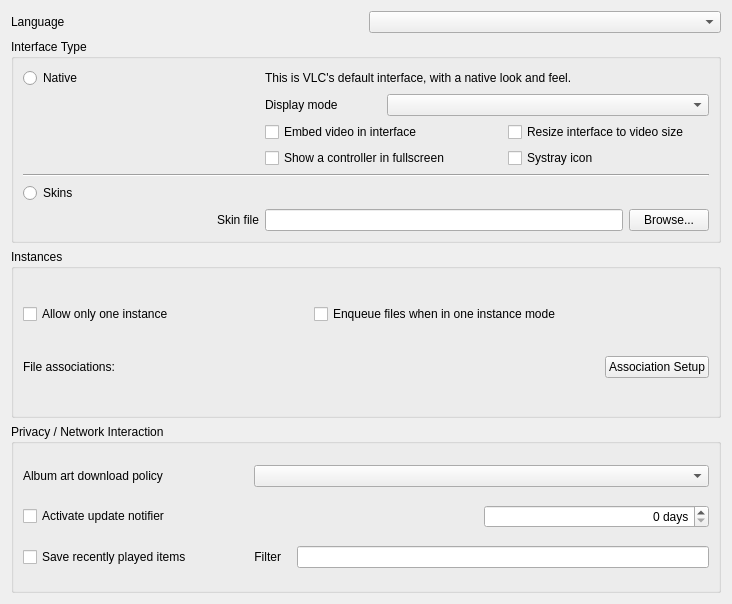
First picture: the form in modules/gui/qt4/ui/sprefs_interface.ui, repository omunroe-com/ubtvlc, before the edit.
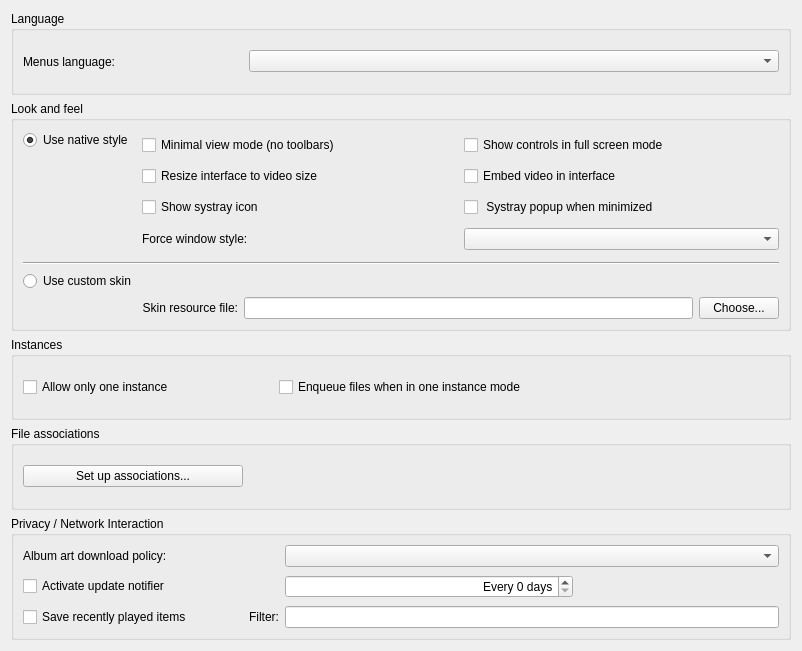
Second picture: the form after the edit. Custom widgets are drawn as their Qt base class.

What changed in the file:
```diff
--- a/modules/gui/qt4/ui/sprefs_interface.ui
+++ b/modules/gui/qt4/ui/sprefs_interface.ui
@@ -6,8 +6,8 @@
    <rect>
     <x>0</x>
     <y>0</y>
-    <width>732</width>
-    <height>604</height>
+    <width>802</width>
+    <height>651</height>
    </rect>
   </property>
   <property name="sizePolicy">
@@ -20,16 +20,6 @@
    <string>Form</string>
   </property>
   <layout class="QGridLayout" name="gridLayout_3">
-   <item row="0" column="0">
-    <widget class="QLabel" name="languageLabel">
-     <property name="text">
-      <string>Language</string>
-     </property>
-    </widget>
-   </item>
-   <item row="0" column="1">
-    <widget class="QComboBox" name="language"/>
-   </item>
    <item row="2" column="0" colspan="2">
     <widget class="QGroupBox" name="OneInterfaceBox">
      <property name="title">
@@ -43,13 +33,6 @@
         </property>
        </widget>
       </item>
-      <item row="1" column="0">
-       <widget class="QLabel" name="assoName">
-        <property name="text">
-         <string>File associations:</string>
-        </property>
-       </widget>
-      </item>
       <item row="0" column="1" colspan="2">
        <widget class="QCheckBox" name="EnqueueOneInterfaceMode">
         <property name="text">
@@ -57,35 +40,34 @@
         </property>
        </widget>
       </item>
-      <item row="1" column="2">
-       <widget class="QPushButton" name="assoButton">
-        <property name="sizePolicy">
-         <sizepolicy hsizetype="Maximum" vsizetype="Fixed">
-          <horstretch>0</horstretch>
-          <verstretch>0</verstretch>
-         </sizepolicy>
-        </property>
-        <property name="text">
-         <string>Association Setup</string>
-        </property>
-       </widget>
-      </item>
      </layout>
     </widget>
    </item>
-   <item row="3" column="0" colspan="2">
+   <item row="4" column="0" colspan="2">
     <widget class="QGroupBox" name="groupBox_2">
      <property name="title">
       <string>Privacy / Network Interaction</string>
      </property>
-     <layout class="QGridLayout">
+     <layout class="QGridLayout" name="gridLayout_5">
       <item row="0" column="0">
        <widget class="QLabel" name="artFetchLabel">
+        <property name="minimumSize">
+         <size>
+          <width>220</width>
+          <height>0</height>
+         </size>
+        </property>
         <property name="text">
-         <string>Album art download policy</string>
+         <string>Album art download policy:</string>
+        </property>
+        <property name="buddy">
+         <cstring>artFetcher</cstring>
         </property>
        </widget>
       </item>
+      <item row="0" column="2" colspan="2">
+       <widget class="QComboBox" name="artFetcher"/>
+      </item>
       <item row="1" column="0">
        <widget class="QCheckBox" name="updatesBox">
         <property name="text">
@@ -95,14 +77,39 @@
       </item>
       <item row="1" column="2">
        <widget class="QSpinBox" name="updatesDays">
+        <property name="sizePolicy">
+         <sizepolicy hsizetype="MinimumExpanding" vsizetype="Fixed">
+          <horstretch>0</horstretch>
+          <verstretch>0</verstretch>
+         </sizepolicy>
+        </property>
         <property name="alignment">
          <set>Qt::AlignRight|Qt::AlignTrailing|Qt::AlignVCenter</set>
         </property>
         <property name="suffix">
          <string> days</string>
         </property>
+        <property name="prefix">
+         <string>Every </string>
+        </property>
        </widget>
       </item>
+      <item row="1" column="3">
+       <spacer name="horizontalSpacer_2">
+        <property name="orientation">
+         <enum>Qt::Horizontal</enum>
+        </property>
+        <property name="sizeType">
+         <enum>QSizePolicy::Preferred</enum>
+        </property>
+        <property name="sizeHint" stdset="0">
+         <size>
+          <width>200</width>
+          <height>27</height>
+         </size>
+        </property>
+       </spacer>
+      </item>
       <item row="2" column="0">
        <widget class="QCheckBox" name="saveRecentlyPlayed">
         <property name="text">
@@ -110,15 +117,10 @@
         </property>
        </widget>
       </item>
-      <item row="0" column="1" colspan="2">
-       <widget class="QComboBox" name="artFetcher"/>
-      </item>
-      <item row="2" column="1" colspan="2">
-       <layout class="QHBoxLayout" name="horizontalLayout">
-        <item>
+      <item row="2" column="1">
          <widget class="QLabel" name="filterLabel">
           <property name="text">
-           <string>Filter</string>
+         <string>Filter:</string>
           </property>
           <property name="alignment">
            <set>Qt::AlignRight|Qt::AlignTrailing|Qt::AlignVCenter</set>
@@ -126,12 +128,12 @@
           <property name="margin">
            <number>5</number>
           </property>
-          <property name="indent">
-           <number>10</number>
+        <property name="buddy">
+         <cstring>recentlyPlayedFilters</cstring>
           </property>
          </widget>
         </item>
-        <item>
+      <item row="2" column="2" colspan="2">
          <widget class="QLineEdit" name="recentlyPlayedFilters">
           <property name="sizePolicy">
            <sizepolicy hsizetype="MinimumExpanding" vsizetype="Fixed">
@@ -145,6 +147,76 @@
          </widget>
         </item>
        </layout>
+    </widget>
+   </item>
+   <item row="0" column="0" colspan="2">
+    <widget class="QGroupBox" name="languageBox">
+     <property name="title">
+      <string>Language</string>
+     </property>
+     <layout class="QHBoxLayout" name="horizontalLayout_3">
+      <item>
+       <widget class="QLabel" name="languageLabel">
+        <property name="maximumSize">
+         <size>
+          <width>220</width>
+          <height>16777215</height>
+         </size>
+        </property>
+        <property name="text">
+         <string>Menus language:</string>
+        </property>
+        <property name="alignment">
+         <set>Qt::AlignLeading|Qt::AlignLeft|Qt::AlignVCenter</set>
+        </property>
+        <property name="buddy">
+         <cstring>language</cstring>
+        </property>
+       </widget>
+      </item>
+      <item>
+       <widget class="QComboBox" name="language"/>
+      </item>
+     </layout>
+    </widget>
+   </item>
+   <item row="3" column="0" colspan="2">
+    <widget class="QGroupBox" name="assoBox">
+     <property name="title">
+      <string>File associations</string>
+     </property>
+     <layout class="QHBoxLayout" name="horizontalLayout_4">
+      <item>
+       <widget class="QPushButton" name="assoButton">
+        <property name="sizePolicy">
+         <sizepolicy hsizetype="Maximum" vsizetype="Fixed">
+          <horstretch>0</horstretch>
+          <verstretch>0</verstretch>
+         </sizepolicy>
+        </property>
+        <property name="minimumSize">
+         <size>
+          <width>220</width>
+          <height>0</height>
+         </size>
+        </property>
+        <property name="text">
+         <string>Set up associations...</string>
+        </property>
+       </widget>
+      </item>
+      <item>
+       <spacer name="horizontalSpacer">
+        <property name="orientation">
+         <enum>Qt::Horizontal</enum>
+        </property>
+        <property name="sizeHint" stdset="0">
+         <size>
+          <width>40</width>
+          <height>20</height>
+         </size>
+        </property>
+       </spacer>
       </item>
      </layout>
     </widget>
@@ -152,86 +224,17 @@
    <item row="1" column="0" colspan="2">
     <widget class="QGroupBox" name="groupBox">
      <property name="title">
-      <string>Interface Type</string>
+      <string>Look and feel</string>
      </property>
      <layout class="QGridLayout" name="gridLayout">
-      <item row="0" column="0" colspan="2">
-       <widget class="QRadioButton" name="qt4">
-        <property name="text">
-         <string>Native</string>
-        </property>
-       </widget>
-      </item>
-      <item row="0" column="2" colspan="4">
-       <widget class="QLabel" name="defaultLabel">
-        <property name="sizePolicy">
-         <sizepolicy hsizetype="MinimumExpanding" vsizetype="Preferred">
-          <horstretch>0</horstretch>
-          <verstretch>0</verstretch>
-         </sizepolicy>
-        </property>
-        <property name="frameShape">
-         <enum>QFrame::NoFrame</enum>
-        </property>
-        <property name="text">
-         <string>This is VLC's default interface, with a native look and feel.</string>
-        </property>
-        <property name="textFormat">
-         <enum>Qt::RichText</enum>
-        </property>
-        <property name="wordWrap">
-         <bool>true</bool>
-        </property>
-        <property name="margin">
-         <number>10</number>
-        </property>
-       </widget>
-      </item>
-      <item row="1" column="2">
-       <widget class="QLabel" name="displayLabel">
-        <property name="sizePolicy">
-         <sizepolicy hsizetype="Preferred" vsizetype="Preferred">
-          <horstretch>0</horstretch>
-          <verstretch>0</verstretch>
-         </sizepolicy>
-        </property>
-        <property name="text">
-         <string>Display mode</string>
-        </property>
-       </widget>
-      </item>
-      <item row="1" column="3" colspan="3">
-       <widget class="QComboBox" name="displayModeBox">
-        <property name="sizePolicy">
-         <sizepolicy hsizetype="MinimumExpanding" vsizetype="Fixed">
-          <horstretch>0</horstretch>
-          <verstretch>0</verstretch>
-         </sizepolicy>
-        </property>
-       </widget>
-      </item>
-      <item row="2" column="2" colspan="2">
-       <widget class="QCheckBox" name="embedVideo">
-        <property name="text">
-         <string>Embed video in interface</string>
-        </property>
-       </widget>
-      </item>
-      <item row="3" column="2" colspan="2">
-       <widget class="QCheckBox" name="fsController">
-        <property name="text">
-         <string>Show a controller in fullscreen</string>
-        </property>
-       </widget>
-      </item>
-      <item row="5" column="0" colspan="2">
+      <item row="7" column="0" colspan="2">
        <widget class="QRadioButton" name="skins">
         <property name="text">
-         <string>Skins</string>
+         <string>Use custom skin</string>
         </property>
        </widget>
       </item>
-      <item row="5" column="2" colspan="4">
+      <item row="7" column="2" colspan="2">
        <widget class="QLabel" name="skinsLabel">
         <property name="sizePolicy">
          <sizepolicy hsizetype="Minimum" vsizetype="Minimum">
@@ -265,10 +268,32 @@
         </property>
        </widget>
       </item>
-      <item row="6" column="0" colspan="2">
+      <item row="6" column="0" colspan="4">
+       <widget class="Line" name="line">
+        <property name="orientation">
+         <enum>Qt::Horizontal</enum>
+        </property>
+       </widget>
+      </item>
+      <item row="8" column="2" colspan="2">
+       <widget class="QWidget" name="skins_zone" native="true">
+        <property name="enabled">
+         <bool>true</bool>
+        </property>
+        <property name="sizePolicy">
+         <sizepolicy hsizetype="Preferred" vsizetype="Preferred">
+          <horstretch>0</horstretch>
+          <verstretch>0</verstretch>
+         </sizepolicy>
+        </property>
+        <layout class="QHBoxLayout" name="horizontalLayout_2">
+         <property name="margin">
+          <number>0</number>
+         </property>
+         <item>
        <widget class="QLabel" name="skinFileLabel">
         <property name="text">
-         <string>Skin file</string>
+            <string>Skin resource file:</string>
         </property>
         <property name="alignment">
          <set>Qt::AlignRight|Qt::AlignTrailing|Qt::AlignVCenter</set>
@@ -278,7 +303,7 @@
         </property>
        </widget>
       </item>
-      <item row="6" column="2" colspan="3">
+         <item>
        <widget class="QLineEdit" name="fileSkin">
         <property name="sizePolicy">
          <sizepolicy hsizetype="MinimumExpanding" vsizetype="Fixed">
@@ -288,7 +313,7 @@
         </property>
        </widget>
       </item>
-      <item row="6" column="5">
+         <item>
        <widget class="QPushButton" name="skinBrowse">
         <property name="sizePolicy">
          <sizepolicy hsizetype="Maximum" vsizetype="Fixed">
@@ -297,36 +322,128 @@
          </sizepolicy>
         </property>
         <property name="text">
-         <string>Browse...</string>
+            <string>Choose...</string>
         </property>
        </widget>
       </item>
-      <item row="4" column="0" colspan="6">
-       <widget class="Line" name="line">
-        <property name="orientation">
-         <enum>Qt::Horizontal</enum>
-        </property>
+        </layout>
        </widget>
       </item>
-      <item row="3" column="4" colspan="2">
-       <widget class="QCheckBox" name="systrayBox">
-        <property name="text">
-         <string>Systray icon</string>
+      <item row="0" column="2" rowspan="3" colspan="2">
+       <widget class="QWidget" name="native_zone" native="true">
+        <property name="sizePolicy">
+         <sizepolicy hsizetype="Preferred" vsizetype="Preferred">
+          <horstretch>10</horstretch>
+          <verstretch>0</verstretch>
+         </sizepolicy>
         </property>
-       </widget>
-      </item>
-      <item row="2" column="4" colspan="2">
+        <layout class="QGridLayout" name="gridLayout_4">
+         <property name="margin">
+          <number>0</number>
+         </property>
+         <item row="4" column="0">
        <widget class="QCheckBox" name="resizingBox">
         <property name="text">
          <string>Resize interface to video size</string>
         </property>
        </widget>
       </item>
+         <item row="8" column="1">
+          <widget class="QComboBox" name="stylesCombo"/>
+         </item>
+         <item row="8" column="0">
+          <widget class="QLabel" name="label">
+           <property name="text">
+            <string>Force window style:</string>
+           </property>
+           <property name="buddy">
+            <cstring>stylesCombo</cstring>
+           </property>
+          </widget>
+         </item>
+         <item row="5" column="0">
+          <widget class="QCheckBox" name="systrayBox">
+           <property name="text">
+            <string>Show systray icon</string>
+           </property>
+          </widget>
+         </item>
+         <item row="4" column="1">
+          <widget class="QCheckBox" name="embedVideo">
+           <property name="text">
+            <string>Embed video in interface</string>
+           </property>
+          </widget>
+         </item>
+         <item row="5" column="1">
+          <widget class="QCheckBox" name="sysPop">
+           <property name="text">
+            <string> Systray popup when minimized</string>
+           </property>
+          </widget>
+         </item>
+         <item row="0" column="1">
+          <widget class="QCheckBox" name="fsController">
+           <property name="text">
+            <string>Show controls in full screen mode</string>
+           </property>
+          </widget>
+         </item>
+         <item row="0" column="0">
+          <widget class="QCheckBox" name="minimalviewBox">
+           <property name="text">
+            <string>Minimal view mode (no toolbars)</string>
+           </property>
+          </widget>
+         </item>
      </layout>
     </widget>
    </item>
-  </layout>
- </widget>
+      <item row="0" column="0" colspan="2">
+       <widget class="QRadioButton" name="qt4">
+        <property name="toolTip">
+         <string>This is VLC's default interface, with a native look and feel.</string>
+        </property>
+        <property name="text">
+         <string>Use native style</string>
+        </property>
+        <property name="checked">
+         <bool>true</bool>
+        </property>
+       </widget>
+      </item>
+      <item row="1" column="0" rowspan="2" colspan="2">
+       <widget class="InterfacePreviewWidget" name="mainPreview">
+        <property name="minimumSize">
+         <size>
+          <width>0</width>
+          <height>100</height>
+         </size>
+        </property>
+        <property name="alignment">
+         <set>Qt::AlignHCenter|Qt::AlignTop</set>
+        </property>
+       </widget>
+      </item>
+      <item row="8" column="0" colspan="2">
+       <widget class="InterfacePreviewWidget" name="skinsPreview">
+        <property name="alignment">
+         <set>Qt::AlignCenter</set>
+        </property>
+       </widget>
+      </item>
+     </layout>
+    </widget>
+   </item>
+  </layout>
+ </widget>
+ <customwidgets>
+  <customwidget>
+   <class>InterfacePreviewWidget</class>
+   <extends>QLabel</extends>
+   <header>components/preferences_widgets.hpp</header>
+  </customwidget>
+ </customwidgets>
  <tabstops>
   <tabstop>language</tabstop>
   <tabstop>qt4</tabstop>
```
Left out of the diff: 8 changed lines with no effect on the pictures. Lines whose indentation alone changed are shown as unchanged.
